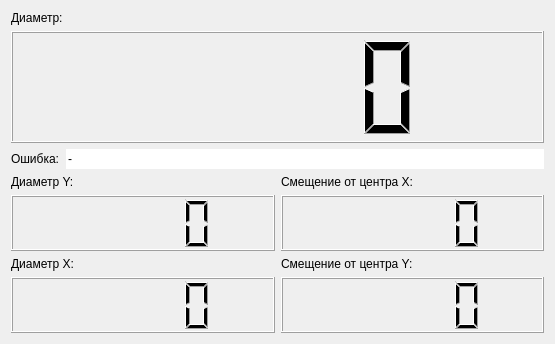
This is diameterlooker.ui in cotara/LDMViewer as Qt 5 draws it before an edit. The edited form follows.
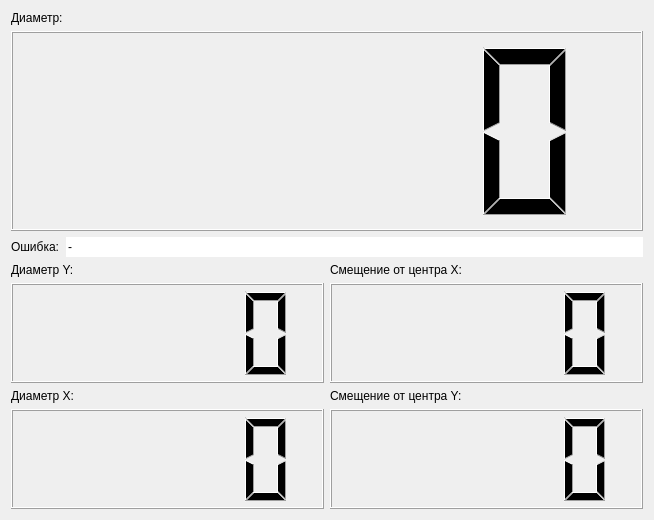
This is the edited form.

Patch:
```diff
--- a/diameterlooker.ui
+++ b/diameterlooker.ui
@@ -6,8 +6,8 @@
    <rect>
     <x>0</x>
     <y>0</y>
-    <width>555</width>
-    <height>344</height>
+    <width>654</width>
+    <height>520</height>
    </rect>
   </property>
   <property name="windowTitle">
```
